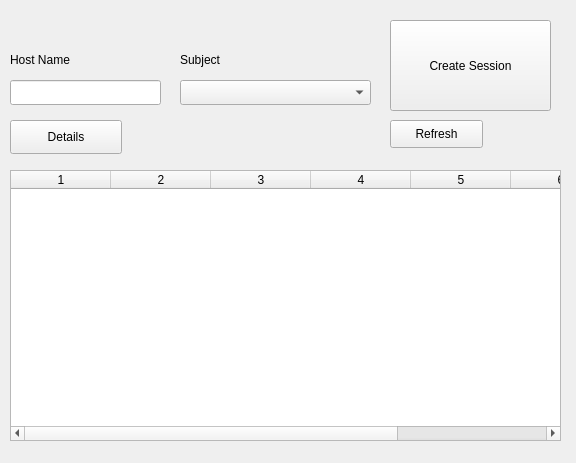
DanielCChavez/StudyMeet, file StudyMeet/viewsessions.ui: the form before one commit.
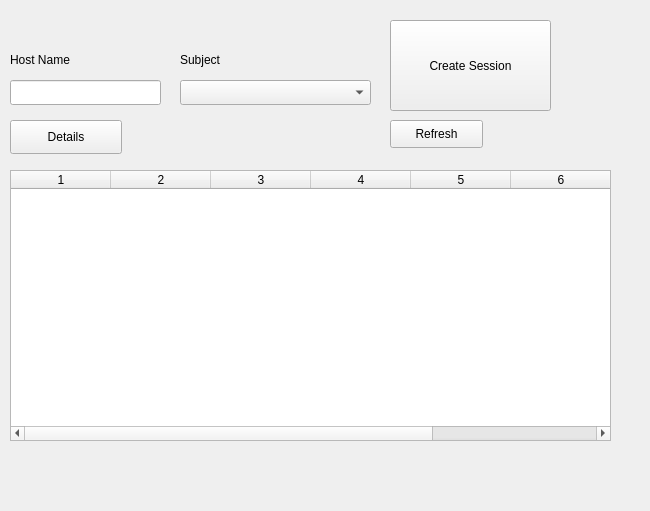
The form after the commit.

```diff
--- a/StudyMeet/viewsessions.ui
+++ b/StudyMeet/viewsessions.ui
@@ -6,10 +6,16 @@
    <rect>
     <x>0</x>
     <y>0</y>
-    <width>576</width>
-    <height>463</height>
+    <width>650</width>
+    <height>511</height>
    </rect>
   </property>
+  <property name="minimumSize">
+   <size>
+    <width>650</width>
+    <height>500</height>
+   </size>
+  </property>
   <property name="windowTitle">
    <string>ViewSessions</string>
   </property>
@@ -90,10 +96,16 @@
     <rect>
      <x>10</x>
      <y>170</y>
-     <width>551</width>
+     <width>601</width>
      <height>271</height>
     </rect>
    </property>
+   <property name="contextMenuPolicy">
+    <enum>Qt::DefaultContextMenu</enum>
+   </property>
+   <property name="autoFillBackground">
+    <bool>false</bool>
+   </property>
    <property name="editTriggers">
     <set>QAbstractItemView::NoEditTriggers</set>
    </property>
```
